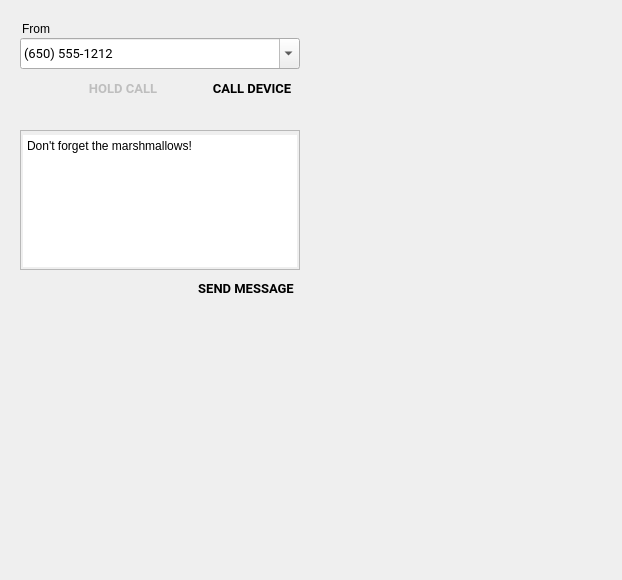
The window that android/skin/qt/extended-pages/telephony-page.ui (aosp-mirror/platform_external_qemu) describes before a commit, drawn with Qt 5.
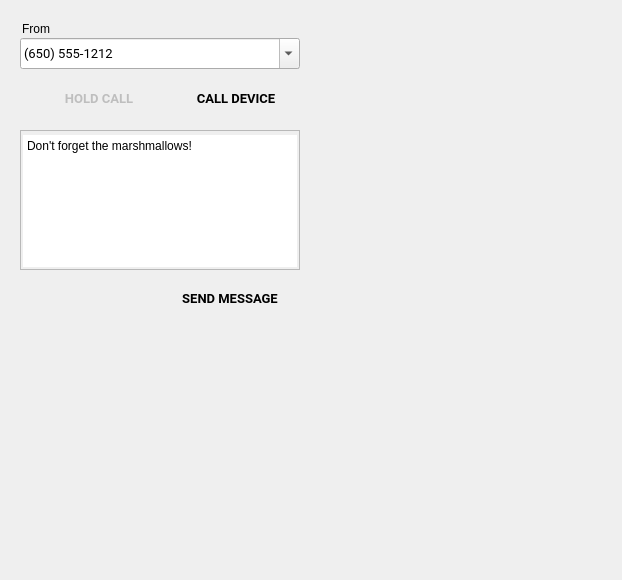
The same window after the commit. Icons and pictures are not drawn. Custom widgets are drawn as their Qt base class.

Commit message: [UI] Fix button ugliness

The edit to the form file:
```diff
--- a/android/skin/qt/extended-pages/telephony-page.ui
+++ b/android/skin/qt/extended-pages/telephony-page.ui
@@ -54,8 +54,8 @@
   <widget class="QPushButton" name="tel_startEndButton">
    <property name="geometry">
     <rect>
-     <x>188</x>
-     <y>70</y>
+     <x>172</x>
+     <y>80</y>
      <width>128</width>
      <height>36</height>
     </rect>
@@ -126,8 +126,8 @@
   <widget class="QPushButton" name="sms_sendButton">
    <property name="geometry">
     <rect>
-     <x>176</x>
-     <y>270</y>
+     <x>160</x>
+     <y>280</y>
      <width>140</width>
      <height>36</height>
     </rect>
@@ -163,8 +163,8 @@
    </property>
    <property name="geometry">
     <rect>
-     <x>64</x>
-     <y>70</y>
+     <x>40</x>
+     <y>80</y>
      <width>118</width>
      <height>36</height>
     </rect>
@@ -202,6 +202,13 @@
    </property>
   </widget>
  </widget>
+ <customwidgets>
+  <customwidget>
+   <class>RaisedMaterialButton</class>
+   <extends>QPushButton</extends>
+   <header>android/skin/qt/raised-material-button.h</header>
+  </customwidget>
+ </customwidgets>
  <tabstops>
   <tabstop>tel_numberBox</tabstop>
   <tabstop>tel_holdCallButton</tabstop>
```
Left out of the diff: 6 changed lines with no effect on the pictures. The commit also changes 16 other files.
